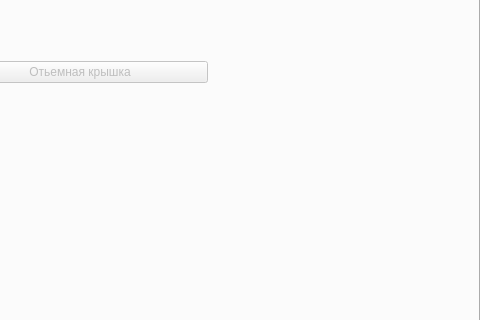
Old version of the form Raschet/MainForm.ui in the repository darkbgit/Raschet; both pictures show x 320 to 800 and y 122 to 442 of the 800 by 549 pixel window.
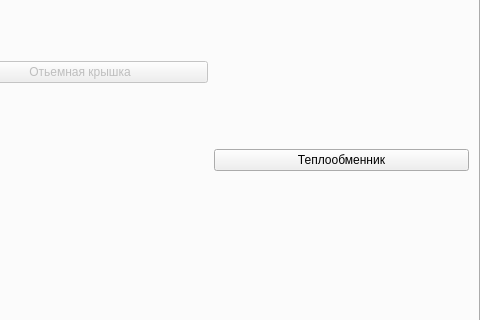
New version of the form.

The edit to the form file:
```diff
--- a/Raschet/MainForm.ui
+++ b/Raschet/MainForm.ui
@@ -225,6 +225,13 @@
         </property>
        </widget>
       </item>
+      <item row="6" column="2">
+       <widget class="QPushButton" name="pb_heat">
+        <property name="text">
+         <string>Теплообменник</string>
+        </property>
+       </widget>
+      </item>
      </layout>
     </widget>
     <widget class="QWidget" name="tab_word">
```
